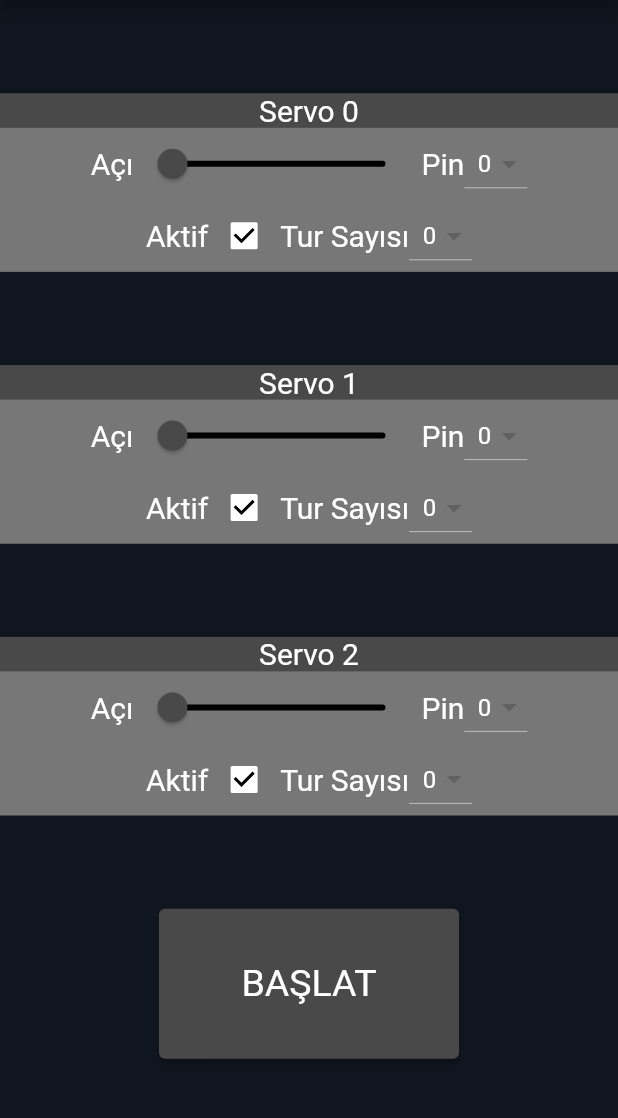
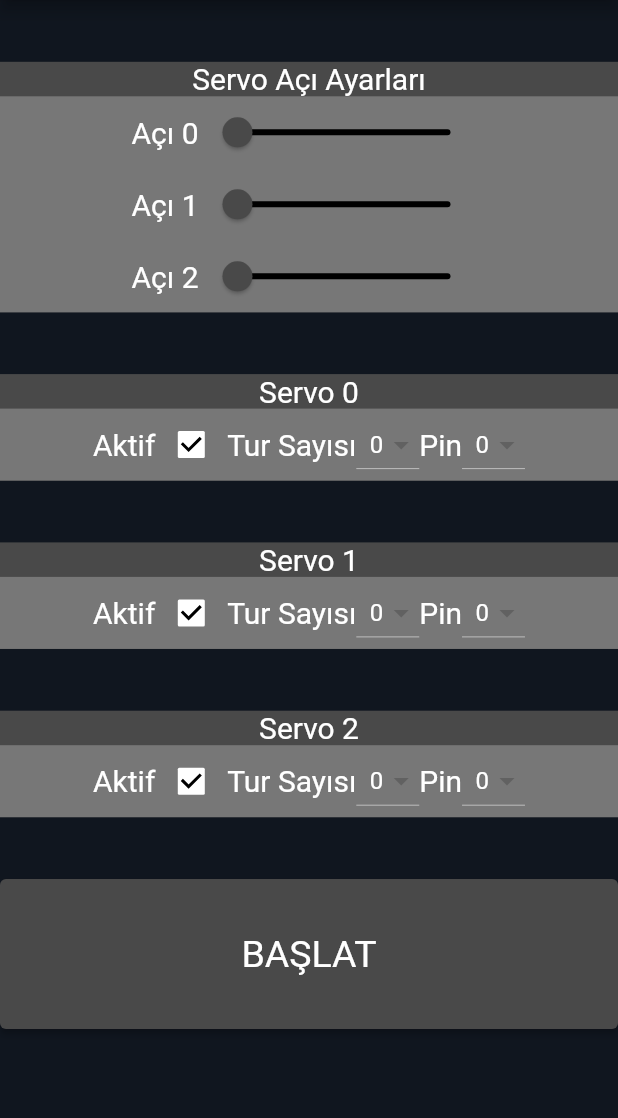
Before and after one commit to Polybotumian/RobotAyak, a Flutter app: the screen it shows after launch, after a tap on "BAŞLAT", on a phone screen of 412 x 824 dp, the part 84-1202 px from its top. Run offline on Flutter 3.47's test engine with Material 2 defaults, Android fonts, the phone set to English and light mode, and no system bars; network calls fail.

Commit message:
update_2

```diff
--- a/lib/main.dart
+++ b/lib/main.dart
@@ -62,8 +62,10 @@ class _MyStatefulWidgetState extends State<MyStatefulWidget> {
   List<int> pins = List.from([0, 0, 0], growable: false);
   List<bool> activeServos = List.from([true, true, true], growable: false);
   List<int> tours = List.from([0, 0, 0], growable: false);
+  bool _isButtonDisabled = false;
 
   Future<void> makeGetRequest() async {
+    while (true) {
       try {
         final url = Uri.parse('$urlPrefix/getdefault');
         Response response = await get(url);
@@ -83,29 +85,36 @@ class _MyStatefulWidgetState extends State<MyStatefulWidget> {
         tours = List.from([map["tour0"], map["tour1"], map["tour2"]],
             growable: false);
         setState(() {});
+        break;
       } catch (e) {}
+    }
   }
 
   Future<void> makePostRequest() async {
+    _isButtonDisabled = true;
     final url = Uri.parse(
         '$urlPrefix/start?angle0=${angles[0]}&angle1=${angles[1]}'
         '&angle2=${angles[2]}&servo0=${activeServos[0] ? 1 : 0}&servo1=${activeServos[1] ? 1 : 0}&servo2=${activeServos[2] ? 1 : 0}'
         '&pin0=${pins[0]}&pin1=${pins[1]}&pin2=${pins[2]}&tour0=${tours[0]}&tour1=${tours[1]}&tour2=${tours[2]}');
-    post(url);
+    Response response = await post(url);
+    if (response.body == "Status : 200") {
+      _isButtonDisabled = false;
+    }
   }
 
   @override
   Widget build(BuildContext context) {
+    EdgeInsets containerMargin =
+        EdgeInsets.only(top: MediaQuery.of(context).size.height / 20);
     return Center(
-        child: Column(
-      textDirection: TextDirection.ltr,
-      verticalDirection: VerticalDirection.down,
-      mainAxisAlignment: MainAxisAlignment.spaceEvenly,
+        child: ListView(
+      scrollDirection: Axis.vertical,
       children: [
         Container(
+            margin: containerMargin,
             color: const Color.fromARGB(255, 73, 73, 73),
             child: Column(children: [
-            const Text("Servo 0"),
+              const Text("Servo Açı Ayarları"),
               Container(
                   color: const Color.fromARGB(255, 119, 119, 119),
                   child: Column(children: [
@@ -113,7 +122,7 @@ class _MyStatefulWidgetState extends State<MyStatefulWidget> {
                       mainAxisAlignment: MainAxisAlignment.center,
                       textDirection: TextDirection.ltr,
                       children: [
-                    const Text("Açı"),
+                        const Text("Açı 0"),
                         Slider(
                           value: angles[0],
                           max: 360,
@@ -125,74 +134,54 @@ class _MyStatefulWidgetState extends State<MyStatefulWidget> {
                             });
                           },
                         ),
-                    const Text("Pin"),
-                    DropdownButton(
-                      alignment: AlignmentDirectional.centerEnd,
-                      borderRadius: BorderRadius.circular(10),
-                      dropdownColor: const Color.fromARGB(255, 73, 73, 73),
-                      value: pins[0],
-                      items: const <DropdownMenuItem<int>>[
-                        DropdownMenuItem(
-                          value: 0,
-                          child: Text("0"),
+                      ],
                     ),
-                        DropdownMenuItem(
-                          value: 1,
-                          child: Text("1"),
-                        ),
-                        DropdownMenuItem(
-                          value: 2,
-                          child: Text("2"),
-                        ),
-                        DropdownMenuItem(
-                          value: 3,
-                          child: Text("3"),
-                        ),
-                        DropdownMenuItem(
-                          value: 4,
-                          child: Text("4"),
-                        ),
-                        DropdownMenuItem(
-                          value: 5,
-                          child: Text("5"),
-                        ),
-                        DropdownMenuItem(
-                          value: 9,
-                          child: Text("9"),
-                        ),
-                        DropdownMenuItem(
-                          value: 10,
-                          child: Text("10"),
-                        ),
-                        DropdownMenuItem(
-                          value: 12,
-                          child: Text("12"),
-                        ),
-                        DropdownMenuItem(
-                          value: 13,
-                          child: Text("13"),
-                        ),
-                        DropdownMenuItem(
-                          value: 14,
-                          child: Text("14"),
-                        ),
-                        DropdownMenuItem(
-                          value: 15,
-                          child: Text("15"),
-                        ),
-                        DropdownMenuItem(
-                          value: 16,
-                          child: Text("16"),
-                        )
-                      ],
-                      onChanged: (value) {
+                    Row(
+                      mainAxisAlignment: MainAxisAlignment.center,
+                      textDirection: TextDirection.ltr,
+                      children: [
+                        const Text("Açı 1"),
+                        Slider(
+                          value: angles[1],
+                          max: 360,
+                          divisions: 360,
+                          label: angles[1].round().toString(),
+                          onChanged: (double value) {
                             setState(() {
-                          pins[0] = value!;
+                              angles[1] = value;
                             });
                           },
                         ),
                       ],
                     ),
+                    Row(
+                      mainAxisAlignment: MainAxisAlignment.center,
+                      textDirection: TextDirection.ltr,
+                      children: [
+                        const Text("Açı 2"),
+                        Slider(
+                          value: angles[2],
+                          max: 360,
+                          divisions: 360,
+                          label: angles[2].round().toString(),
+                          onChanged: (double value) {
+                            setState(() {
+                              angles[2] = value;
+                            });
+                          },
+                        ),
+                      ],
+                    )
+                  ]))
+            ])),
+        Container(
+          margin: containerMargin,
+          color: const Color.fromARGB(255, 73, 73, 73),
+          child: Column(children: [
+            const Text("Servo 0"),
+            Container(
+              color: const Color.fromARGB(255, 119, 119, 119),
+              child: Column(children: [
                 Row(
                   mainAxisAlignment: MainAxisAlignment.center,
                   textDirection: TextDirection.ltr,
@@ -263,42 +252,13 @@ class _MyStatefulWidgetState extends State<MyStatefulWidget> {
                           tours[0] = value!;
                         });
                       },
-                    )
-                  ],
-                )
-              ]),
-            )
-          ]),
-        ),
-        Container(
-          color: const Color.fromARGB(255, 73, 73, 73),
-          child: Column(children: [
-            const Text("Servo 1"),
-            Container(
-              color: const Color.fromARGB(255, 119, 119, 119),
-              child: Column(children: [
-                Row(
-                  mainAxisAlignment: MainAxisAlignment.center,
-                  textDirection: TextDirection.ltr,
-                  children: [
-                    const Text("Açı"),
-                    Slider(
-                      value: angles[1],
-                      max: 360,
-                      divisions: 360,
-                      label: angles[1].round().toString(),
-                      onChanged: (double value) {
-                        setState(() {
-                          angles[1] = value;
-                        });
-                      },
                     ),
                     const Text("Pin"),
                     DropdownButton(
                       alignment: AlignmentDirectional.centerEnd,
                       borderRadius: BorderRadius.circular(10),
                       dropdownColor: const Color.fromARGB(255, 73, 73, 73),
-                      value: pins[1],
+                      value: pins[0],
                       items: const <DropdownMenuItem<int>>[
                         DropdownMenuItem(
                           value: 0,
@@ -355,12 +315,24 @@ class _MyStatefulWidgetState extends State<MyStatefulWidget> {
                       ],
                       onChanged: (value) {
                         setState(() {
-                          pins[1] = value!;
+                          pins[0] = value!;
                         });
                       },
+                    )
+                  ],
+                )
+              ]),
+            )
+          ]),
         ),
-                  ],
-                ),
+        Container(
+          margin: containerMargin,
+          color: const Color.fromARGB(255, 73, 73, 73),
+          child: Column(children: [
+            const Text("Servo 1"),
+            Container(
+              color: const Color.fromARGB(255, 119, 119, 119),
+              child: Column(children: [
                 Row(
                   mainAxisAlignment: MainAxisAlignment.center,
                   textDirection: TextDirection.ltr,
@@ -431,42 +403,13 @@ class _MyStatefulWidgetState extends State<MyStatefulWidget> {
                           tours[1] = value!;
                         });
                       },
-                    )
-                  ],
-                )
-              ]),
-            )
-          ]),
-        ),
-        Container(
-          color: const Color.fromARGB(255, 73, 73, 73),
-          child: Column(children: [
-            const Text("Servo 2"),
-            Container(
-              color: const Color.fromARGB(255, 119, 119, 119),
-              child: Column(children: [
-                Row(
-                  mainAxisAlignment: MainAxisAlignment.center,
-                  textDirection: TextDirection.ltr,
-                  children: [
-                    const Text("Açı"),
-                    Slider(
-                      value: angles[2],
-                      max: 360,
-                      divisions: 360,
-                      label: angles[2].round().toString(),
-                      onChanged: (double value) {
-                        setState(() {
-                          angles[2] = value;
-                        });
-                      },
                     ),
                     const Text("Pin"),
                     DropdownButton(
                       alignment: AlignmentDirectional.centerEnd,
                       borderRadius: BorderRadius.circular(10),
                       dropdownColor: const Color.fromARGB(255, 73, 73, 73),
-                      value: pins[2],
+                      value: pins[1],
                       items: const <DropdownMenuItem<int>>[
                         DropdownMenuItem(
                           value: 0,
@@ -523,12 +466,24 @@ class _MyStatefulWidgetState extends State<MyStatefulWidget> {
                       ],
                       onChanged: (value) {
                         setState(() {
-                          pins[2] = value!;
+                          pins[1] = value!;
                         });
                       },
+                    )
+                  ],
+                )
+              ]),
+            )
+          ]),
         ),
-                  ],
-                ),
+        Container(
+          margin: containerMargin,
+          color: const Color.fromARGB(255, 73, 73, 73),
+          child: Column(children: [
+            const Text("Servo 2"),
+            Container(
+              color: const Color.fromARGB(255, 119, 119, 119),
+              child: Column(children: [
                 Row(
                   mainAxisAlignment: MainAxisAlignment.center,
                   textDirection: TextDirection.ltr,
@@ -599,6 +554,72 @@ class _MyStatefulWidgetState extends State<MyStatefulWidget> {
                           tours[2] = value!;
                         });
                       },
+                    ),
+                    const Text("Pin"),
+                    DropdownButton(
+                      alignment: AlignmentDirectional.centerEnd,
+                      borderRadius: BorderRadius.circular(10),
+                      dropdownColor: const Color.fromARGB(255, 73, 73, 73),
+                      value: pins[2],
+                      items: const <DropdownMenuItem<int>>[
+                        DropdownMenuItem(
+                          value: 0,
+                          child: Text("0"),
+                        ),
+                        DropdownMenuItem(
+                          value: 1,
+                          child: Text("1"),
+                        ),
+                        DropdownMenuItem(
+                          value: 2,
+                          child: Text("2"),
+                        ),
+                        DropdownMenuItem(
+                          value: 3,
+                          child: Text("3"),
+                        ),
+                        DropdownMenuItem(
+                          value: 4,
+                          child: Text("4"),
+                        ),
+                        DropdownMenuItem(
+                          value: 5,
+                          child: Text("5"),
+                        ),
+                        DropdownMenuItem(
+                          value: 9,
+                          child: Text("9"),
+                        ),
+                        DropdownMenuItem(
+                          value: 10,
+                          child: Text("10"),
+                        ),
+                        DropdownMenuItem(
+                          value: 12,
+                          child: Text("12"),
+                        ),
+                        DropdownMenuItem(
+                          value: 13,
+                          child: Text("13"),
+                        ),
+                        DropdownMenuItem(
+                          value: 14,
+                          child: Text("14"),
+                        ),
+                        DropdownMenuItem(
+                          value: 15,
+                          child: Text("15"),
+                        ),
+                        DropdownMenuItem(
+                          value: 16,
+                          child: Text("16"),
+                        )
+                      ],
+                      onChanged: (value) {
+                        setState(() {
+                          pins[2] = value!;
+                        });
+                      },
                     )
                   ],
                 )
@@ -606,14 +627,16 @@ class _MyStatefulWidgetState extends State<MyStatefulWidget> {
             )
           ]),
         ),
-        ElevatedButton(
+        Container(
+          margin: containerMargin,
+          child: ElevatedButton(
             style: const ButtonStyle(
                 textStyle: MaterialStatePropertyAll(TextStyle(fontSize: 25)),
                 minimumSize: MaterialStatePropertyAll(Size(200, 100))),
-          onPressed: () {
-            makePostRequest();
-          },
+            onPressed: () =>
+                _isButtonDisabled == true ? null : makePostRequest(),
             child: const Text("BAŞLAT"),
+          ),
         )
       ],
     ));
```
Also changed, not shown: 23 other files. Lines whose indentation alone changed are shown as unchanged.
